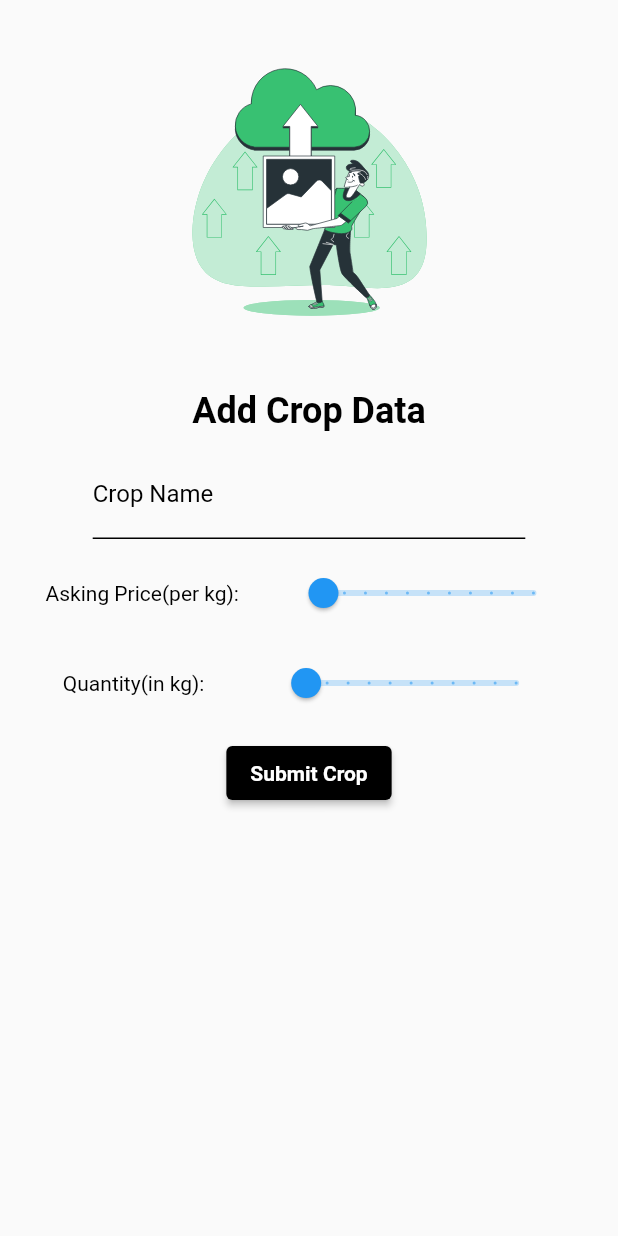
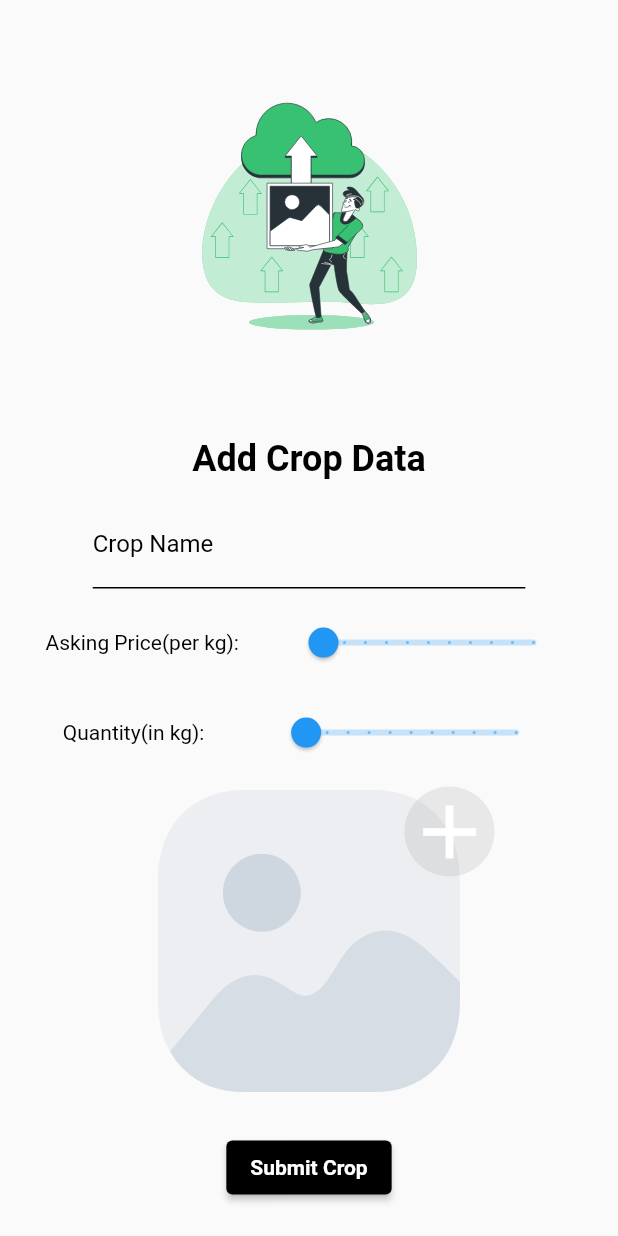
Before and after one commit to Rishabhltfb/FarmPort-client, a Flutter app: the CropsUpload screen opened by its route, on a phone screen of 412 x 824 dp. Run offline on Flutter 3.47's test engine with Material 2 defaults, Android fonts, the phone set to English and light mode, and no system bars; our stand-ins replace flutter_bloc, flutter_svg, image_picker, lottie.

```diff
--- a/lib/ui/screens/auth/auth_screen.dart
+++ b/lib/ui/screens/auth/auth_screen.dart
@@ -42,7 +42,7 @@ class _AuthScreenState extends State<AuthScreen> {
               children: [
                 Center(
                   child: IllustrationHolder(
-                    height: height * 0.5,
+                    height: height * 0.52,
                     width: width * 0.7,
                     illustration: FarmPortAssets.authIllustration,
                     text: 'Register User',
--- a/lib/ui/screens/crops_upload/crops_upload.dart
+++ b/lib/ui/screens/crops_upload/crops_upload.dart
@@ -1,11 +1,17 @@
+import 'dart:developer';
+
 import 'package:farmport_app/data/model/crop.dart';
 import 'package:farmport_app/ui/common/custom_text_field.dart';
 import 'package:farmport_app/ui/common/illustration_holder.dart';
+import 'package:farmport_app/ui/common/picture_widget.dart';
+import 'package:farmport_app/ui/common/show_img_picker_sheet.dart';
 import 'package:farmport_app/ui/utils/constants/assets.dart';
 import 'package:farmport_app/ui/utils/constants/colors.dart';
 import 'package:farmport_app/ui/utils/media_query.dart';
 import 'package:farmport_app/ui/utils/themes/text_theme.dart';
 import 'package:flutter/material.dart';
+import 'package:flutter_svg/svg.dart';
+import 'package:image_picker/image_picker.dart';
 
 class CropsUpload extends StatefulWidget {
   static const String route = '/upload';
@@ -21,6 +27,7 @@ class _CropsUploadState extends State<CropsUpload> {
   TextEditingController cropName = TextEditingController();
   ValueNotifier<double> askingPrice = ValueNotifier(25.0);
   ValueNotifier<double> quantity = ValueNotifier(1.0);
+  final ValueNotifier<XFile?> pickedImageFile = ValueNotifier(null);
 
   @override
   Widget build(BuildContext context) {
@@ -33,8 +40,8 @@ class _CropsUploadState extends State<CropsUpload> {
           child: Column(
             children: [
               IllustrationHolder(
-                  height: height * 0.35,
-                  width: width * 0.6,
+                  height: height * 0.39,
+                  width: width * 0.55,
                   illustration: FarmPortAssets.upload,
                   text: 'Add Crop Data'),
               spacer,
@@ -86,6 +93,42 @@ class _CropsUploadState extends State<CropsUpload> {
                 ],
               ),
               spacer,
+              ValueListenableBuilder(
+                  valueListenable: pickedImageFile,
+                  builder: (context, value, child) =>
+                      pickedImageFile.value == null
+                          ? GestureDetector(
+                              onTap: () {
+                                log('Add Image');
+                                showImagePickerSheet(context, pickedImageFile);
+                              },
+                              child: Stack(
+                                children: [
+                                  SvgPicture.asset(
+                                    FarmPortAssets.img,
+                                    height: height * 0.25,
+                                    width: width * 0.6,
+                                  ),
+                                  Positioned(
+                                      top: 0,
+                                      right: 0,
+                                      child: CircleAvatar(
+                                        radius: 30,
+                                        backgroundColor: FarmPortColors
+                                            .kGreyColor
+                                            .withOpacity(0.2),
+                                        child: const Icon(Icons.add,
+                                            size: 60,
+                                            color: FarmPortColors.kWhiteColor),
+                                      )),
+                                ],
+                              ),
+                            )
+                          : PictureWidget(
+                              fileImage: pickedImageFile.value!.path,
+                            )),
+              spacer,
+              spacer,
               ElevatedButton(
                   onPressed: () {
                     Navigator.of(context).pop();
--- a/lib/ui/screens/home/home_screen.dart
+++ b/lib/ui/screens/home/home_screen.dart
@@ -22,7 +22,7 @@ class HomeScreen extends StatelessWidget {
           children: [
             const SizedBox(height: 100),
             IllustrationHolder(
-                height: height * 0.35,
+                height: height * 0.4,
                 width: width * 0.6,
                 illustration: FarmPortAssets.farmer,
                 text: 'Welcome Farmer'),
--- a/lib/ui/utils/constants/assets.dart
+++ b/lib/ui/utils/constants/assets.dart
@@ -3,6 +3,7 @@ class FarmPortAssets {
   static const String authIllustration = 'assets/illustration/auth.svg';
   static const String farmer = 'assets/illustration/farmer.svg';
   static const String upload = 'assets/illustration/upload.svg';
+  static const String img = 'assets/illustration/img.svg';
 
   /// [Icons]
   // static const String googleIcon = 'assets/icons/google.png';
```
Also changed, not shown: lib/data/model/user.dart (added, +61 -0 lines), lib/ui/common/picture_widget.dart (added, +63 -0 lines), lib/ui/common/show_img_picker_sheet.dart (added, +50 -0 lines), pubspec.yaml (+1 -31 lines), assets/illustration/img.svg (added), pubspec.lock, 3 other files.
